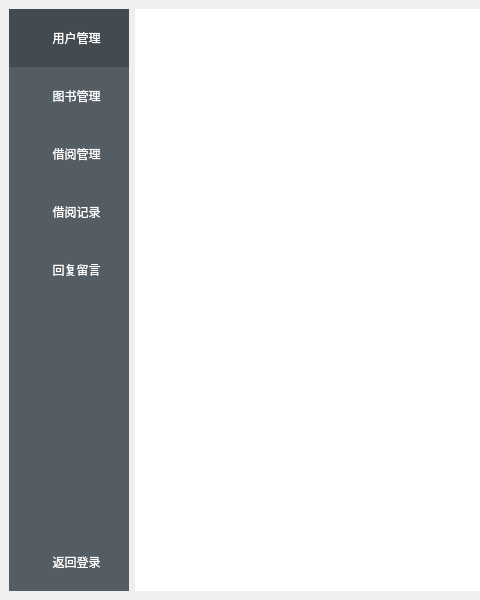
Qt form bookmgr/cell/cell_main.ui (ZF-Xie/book-manager) before a commit; both pictures show x 0 to 480 and y 0 to 600 of the 794 by 600 pixel window.
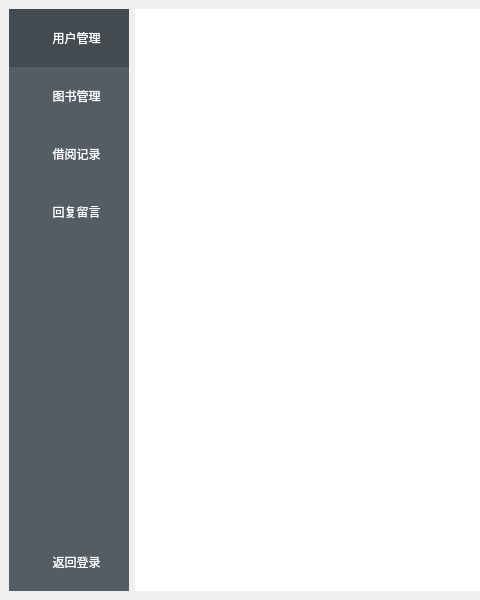
The same form after that commit. Icons and pictures are not drawn.

```diff
--- a/bookmgr/cell/cell_main.ui
+++ b/bookmgr/cell/cell_main.ui
@@ -67,76 +67,7 @@
           <bool>true</bool>
          </property>
          <property name="toolButtonStyle">
-          <enum>Qt::ToolButtonTextBesideIcon</enum>
-         </property>
-        </widget>
-       </item>
-       <item row="5" column="1" colspan="2">
-        <widget class="QToolButton" name="btn_his">
-         <property name="sizePolicy">
-          <sizepolicy hsizetype="Expanding" vsizetype="Fixed">
-           <horstretch>0</horstretch>
-           <verstretch>0</verstretch>
-          </sizepolicy>
-         </property>
-         <property name="text">
-          <string> 借阅记录</string>
-         </property>
-         <property name="icon">
-          <iconset resource="../res/res.qrc">
-           <normaloff>:/tool.svg</normaloff>:/tool.svg</iconset>
-         </property>
-         <property name="checkable">
-          <bool>true</bool>
-         </property>
-         <property name="toolButtonStyle">
-          <enum>Qt::ToolButtonTextBesideIcon</enum>
-         </property>
-        </widget>
-       </item>
-       <item row="6" column="1">
-        <widget class="QToolButton" name="toolButton">
-         <property name="sizePolicy">
-          <sizepolicy hsizetype="Expanding" vsizetype="Fixed">
-           <horstretch>0</horstretch>
-           <verstretch>0</verstretch>
-          </sizepolicy>
-         </property>
-         <property name="text">
-          <string> 回复留言</string>
-         </property>
-         <property name="icon">
-          <iconset resource="../res/res.qrc">
-           <normaloff>:/tool.svg</normaloff>:/tool.svg</iconset>
-         </property>
-         <property name="checkable">
-          <bool>true</bool>
-         </property>
-         <property name="toolButtonStyle">
-          <enum>Qt::ToolButtonTextBesideIcon</enum>
-         </property>
-        </widget>
-       </item>
-       <item row="4" column="1" colspan="2">
-        <widget class="QToolButton" name="btn_record">
-         <property name="sizePolicy">
-          <sizepolicy hsizetype="Expanding" vsizetype="Fixed">
-           <horstretch>0</horstretch>
-           <verstretch>0</verstretch>
-          </sizepolicy>
-         </property>
-         <property name="text">
-          <string> 借阅管理</string>
-         </property>
-         <property name="icon">
-          <iconset resource="../res/res.qrc">
-           <normaloff>:/tool.svg</normaloff>:/tool.svg</iconset>
-         </property>
-         <property name="checkable">
-          <bool>true</bool>
-         </property>
-         <property name="toolButtonStyle">
-          <enum>Qt::ToolButtonTextBesideIcon</enum>
+          <enum>Qt::ToolButtonStyle::ToolButtonTextBesideIcon</enum>
          </property>
         </widget>
        </item>
@@ -163,7 +94,30 @@
          </property>
         </widget>
        </item>
-       <item row="8" column="1">
+       <item row="5" column="1">
+        <widget class="QToolButton" name="toolButton">
+         <property name="sizePolicy">
+          <sizepolicy hsizetype="Expanding" vsizetype="Fixed">
+           <horstretch>0</horstretch>
+           <verstretch>0</verstretch>
+          </sizepolicy>
+         </property>
+         <property name="text">
+          <string> 回复留言</string>
+         </property>
+         <property name="icon">
+          <iconset resource="../res/res.qrc">
+           <normaloff>:/tool.svg</normaloff>:/tool.svg</iconset>
+         </property>
+         <property name="checkable">
+          <bool>true</bool>
+         </property>
+         <property name="toolButtonStyle">
+          <enum>Qt::ToolButtonStyle::ToolButtonTextBesideIcon</enum>
+         </property>
+        </widget>
+       </item>
+       <item row="7" column="1">
         <spacer name="verticalSpacer">
          <property name="orientation">
           <enum>Qt::Vertical</enum>
@@ -192,7 +146,30 @@
            <normaloff>../res/back.svg</normaloff>../res/back.svg</iconset>
          </property>
          <property name="toolButtonStyle">
-          <enum>Qt::ToolButtonTextBesideIcon</enum>
+          <enum>Qt::ToolButtonStyle::ToolButtonTextBesideIcon</enum>
+         </property>
+        </widget>
+       </item>
+       <item row="4" column="1" colspan="2">
+        <widget class="QToolButton" name="btn_his">
+         <property name="sizePolicy">
+          <sizepolicy hsizetype="Expanding" vsizetype="Fixed">
+           <horstretch>0</horstretch>
+           <verstretch>0</verstretch>
+          </sizepolicy>
+         </property>
+         <property name="text">
+          <string> 借阅记录</string>
+         </property>
+         <property name="icon">
+          <iconset resource="../res/res.qrc">
+           <normaloff>:/tool.svg</normaloff>:/tool.svg</iconset>
+         </property>
+         <property name="checkable">
+          <bool>true</bool>
+         </property>
+         <property name="toolButtonStyle">
+          <enum>Qt::ToolButtonStyle::ToolButtonTextBesideIcon</enum>
          </property>
         </widget>
        </item>
```
Left out of the diff: 6 changed lines with no effect on the pictures.
